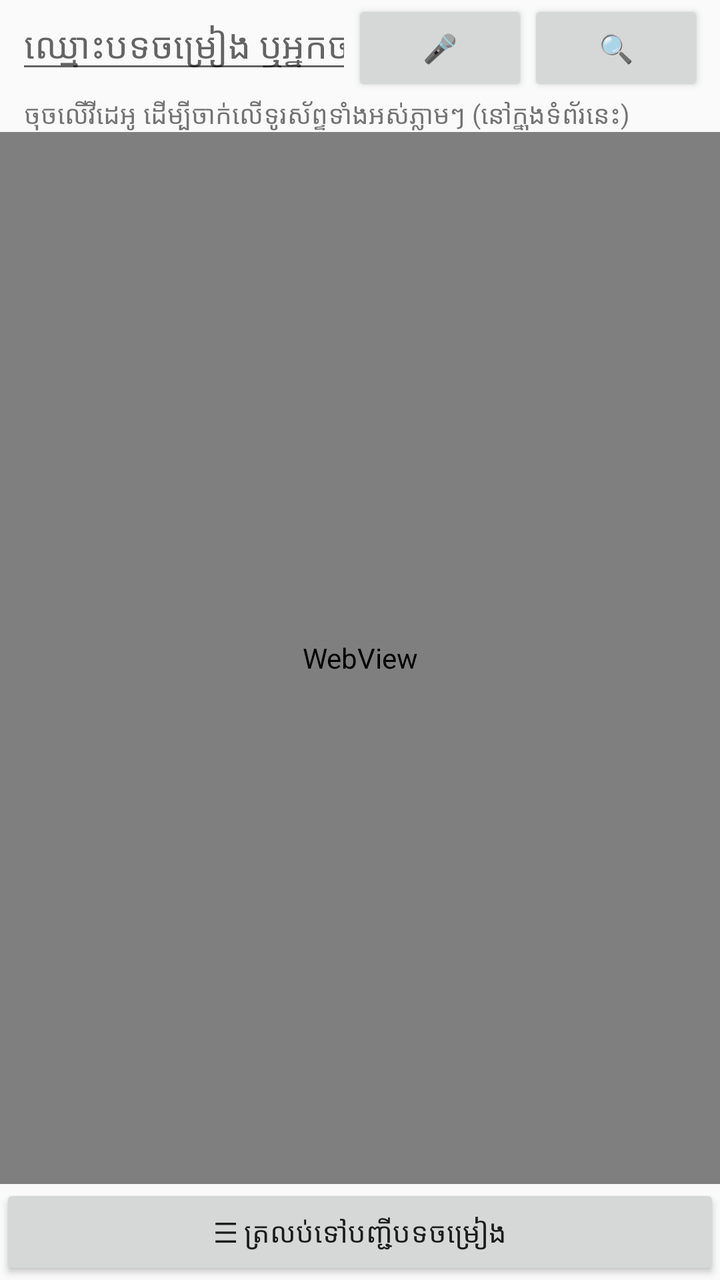
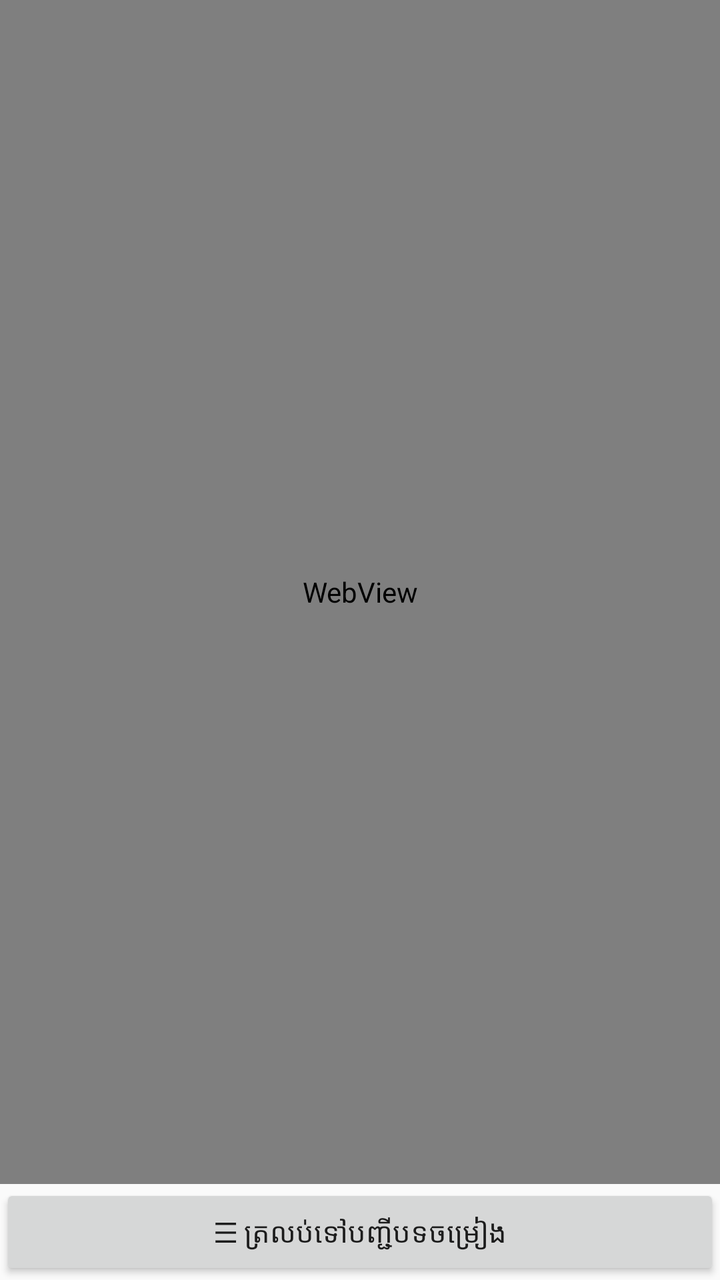

Before-and-after screenshots of an Android layout around one commit, followed by the original layout XML and the change that was made.
<!-- AndroidManifest.xml: application theme Theme.AppCompat.DayNight.DarkActionBar -->
<!-- res/layout/panel_search.xml -->
<?xml version="1.0" encoding="utf-8"?>
<LinearLayout xmlns:android="http://schemas.android.com/apk/res/android"
    android:layout_width="match_parent"
    android:layout_height="match_parent"
    android:orientation="vertical">

    <LinearLayout
        android:layout_width="match_parent"
        android:layout_height="wrap_content"
        android:orientation="horizontal"
        android:paddingHorizontal="8dp">

        <EditText
            android:id="@+id/query"
            android:layout_width="0dp"
            android:layout_weight="1"
            android:layout_height="wrap_content"
            android:hint="ឈ្មោះបទចម្រៀង ឬអ្នកចម្រៀង"
            android:imeOptions="actionSearch"
            android:inputType="text" />

        <Button
            android:id="@+id/btnVoice"
            android:layout_width="wrap_content"
            android:layout_height="wrap_content"
            android:text="🎤" />

        <Button
            android:id="@+id/btnGo"
            android:layout_width="wrap_content"
            android:layout_height="wrap_content"
            android:text="🔍" />
    </LinearLayout>

    <TextView
        android:layout_width="match_parent"
        android:layout_height="wrap_content"
        android:paddingHorizontal="12dp"
        android:text="ចុចលើវីដេអូ ដើម្បីចាក់លើទូរស័ព្ទទាំងអស់ភ្លាមៗ (នៅក្នុងទំព័រនេះ)"
        android:textSize="13sp" />

    
    <LinearLayout
        android:id="@+id/localResults"
        android:layout_width="match_parent"
        android:layout_height="wrap_content"
        android:orientation="vertical"
        android:paddingHorizontal="8dp"
        android:visibility="gone" />

    
    <TextView
        android:id="@+id/offlineBanner"
        android:layout_width="match_parent"
        android:layout_height="wrap_content"
        android:background="#B71C1C"
        android:padding="12dp"
        android:text="⚠ ទូរស័ព្ទនេះមិនមាន Internet ទេ។\n• បើភ្ជាប់ Hotspot របស់ទូរស័ព្ទផ្សេង: ត្រូវបើក Mobile data លើទូរស័ព្ទដែលបើក Hotspot\n• បើភ្ជាប់ Wi-Fi: ពិនិត្យថា Wi-Fi នោះមាន Internet\nពេល Internet ដំណើរការវិញ ទំព័រនឹងផ្ទុកឡើងវិញដោយស្វ័យប្រវត្តិ។"
        android:textColor="#FFFFFF"
        android:textSize="14sp"
        android:visibility="gone" />

    <WebView
        android:id="@+id/web"
        android:layout_width="match_parent"
        android:layout_height="0dp"
        android:layout_weight="1" />

    <Button
        android:id="@+id/btnDone"
        android:layout_width="match_parent"
        android:layout_height="wrap_content"
        android:text="☰ ត្រលប់ទៅបញ្ជីបទចម្រៀង" />
</LinearLayout>
<!-- resources referenced by this layout -->
<resources>

</resources>

<!-- the commit's change to res/layout/panel_search.xml (unified diff, before → after) -->
@@ -3,41 +3,6 @@
     android:layout_width="match_parent"
     android:layout_height="match_parent"
     android:orientation="vertical">
-
-    <LinearLayout
-        android:layout_width="match_parent"
-        android:layout_height="wrap_content"
-        android:orientation="horizontal"
-        android:paddingHorizontal="8dp">
-
-        <EditText
-            android:id="@+id/query"
-            android:layout_width="0dp"
-            android:layout_weight="1"
-            android:layout_height="wrap_content"
-            android:hint="ឈ្មោះបទចម្រៀង ឬអ្នកចម្រៀង"
-            android:imeOptions="actionSearch"
-            android:inputType="text" />
-
-        <Button
-            android:id="@+id/btnVoice"
-            android:layout_width="wrap_content"
-            android:layout_height="wrap_content"
-            android:text="🎤" />
-
-        <Button
-            android:id="@+id/btnGo"
-            android:layout_width="wrap_content"
-            android:layout_height="wrap_content"
-            android:text="🔍" />
-    </LinearLayout>
-
-    <TextView
-        android:layout_width="match_parent"
-        android:layout_height="wrap_content"
-        android:paddingHorizontal="12dp"
-        android:text="ចុចលើវីដេអូ ដើម្បីចាក់លើទូរស័ព្ទទាំងអស់ភ្លាមៗ (នៅក្នុងទំព័រនេះ)"
-        android:textSize="13sp" />
 
     
     <LinearLayout
